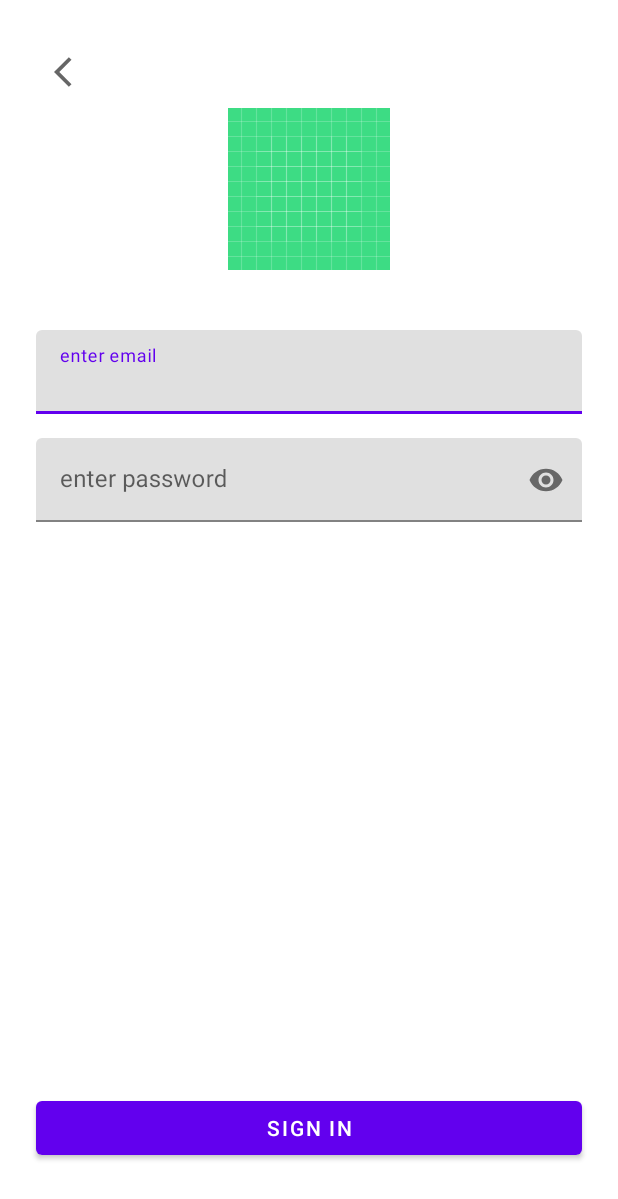
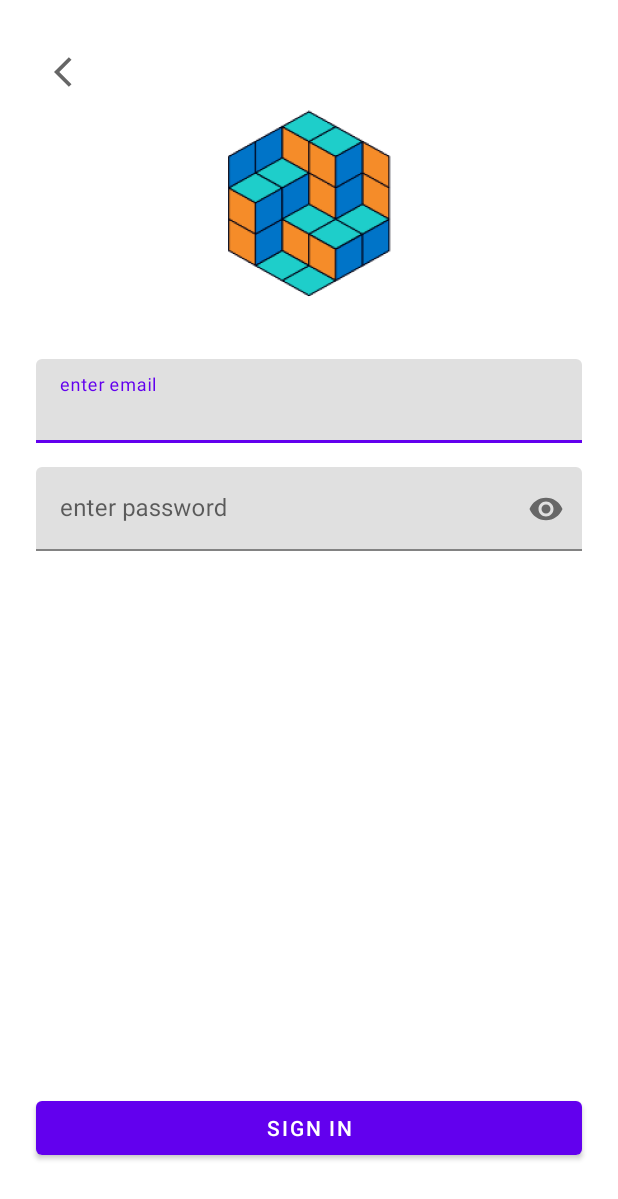
Before and after one commit to alexgrebenshchikov/AndroidCourse, an Android app: the layout fragment_sign_in.xml on its own in the app's theme, with its tools: preview values and no code run, on a phone screen of 412 x 824 dp. Shown: the top 1199 px of the screen. Run offline under Robolectric (Android 15) with nearby library versions, the phone set to English and light mode, and no system bars.

Commit message:
fix mkn-logo

```diff
--- a/app/src/main/res/layout/fragment_onboarding.xml
+++ b/app/src/main/res/layout/fragment_onboarding.xml
@@ -36,7 +36,7 @@
         app:srcCompat="@drawable/ic_android_white_24dp" />
 
     <ImageButton
-        android:id="@+id/imageButton"
+        android:id="@+id/soundButton"
         tools:ignore="SpeakableTextPresentCheck"
         android:layout_width="wrap_content"
         android:layout_height="wrap_content"
--- a/app/src/main/res/layout/fragment_sign_in.xml
+++ b/app/src/main/res/layout/fragment_sign_in.xml
@@ -19,7 +19,7 @@
         android:id="@+id/mknLogoImageView"
         android:layout_width="wrap_content"
         android:layout_height="wrap_content"
-        android:src="@drawable/ic_mkn_logo_background"
+        android:src="@drawable/ic_mkn_logo"
         app:layout_constraintEnd_toEndOf="parent"
         app:layout_constraintStart_toStartOf="parent"
         app:layout_constraintTop_toBottomOf="@+id/backButton" />
--- a/app/src/main/res/values/strings.xml
+++ b/app/src/main/res/values/strings.xml
@@ -16,9 +16,8 @@
     <string name="sign_up_nickname_text_layout_hint">nickname</string>
     <string name="sign_up_under_nickname_text">User Name</string>
     <string name="sign_up_under_email_text">Email</string>
-    <string name="sign_up_terms_and_conditions_template">Terms and Conditions</string>
+    <string name="sign_up_terms_and_conditions_template">I agree to the terms &amp; conditions </string>
     <string name="sign_up_sign_up_button_text">Sign up</string>
-    <string name="sign_up_club_rules">300 bucks 300 bucks 300 bucks 300 bucks 300 bucks 300 bucks
-    300 bucks 300 bucks 300 bucks 300 bucks</string>
+    <string name="sign_up_club_rules">правила клуба</string>
     <string name="email_confirmation_header">Enter verification code</string>
 </resources>
```
Also changed, not shown: app/src/main/java/com/example/android_course/ui/signup/SignUpFragment.kt (+15 -4 lines), app/src/main/res/drawable-hdpi/ic_mkn_logo.png (added), app/src/main/res/drawable-mdpi/ic_mkn_logo.png (added), app/src/main/res/drawable-xhdpi/ic_mkn_logo.png (added), app/src/main/res/drawable-xxhdpi/ic_mkn_logo.png (added), app/src/main/res/drawable-xxxhdpi/ic_mkn_logo.png (added).
